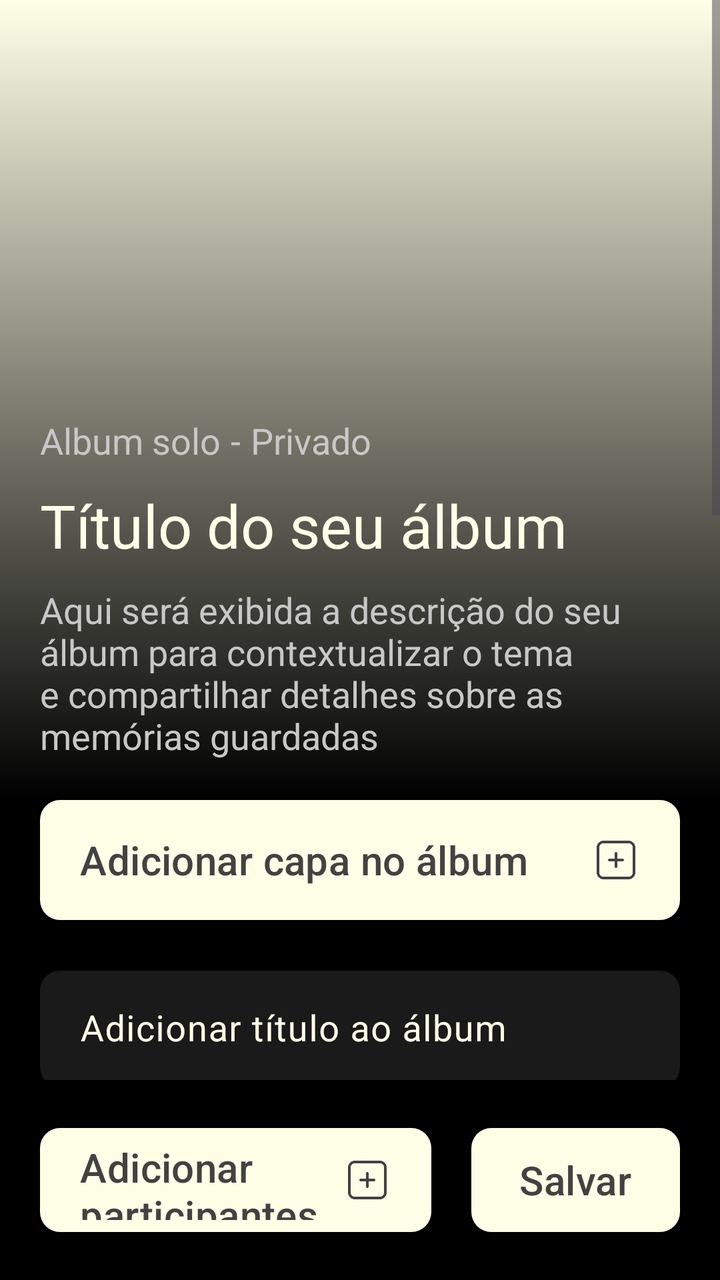
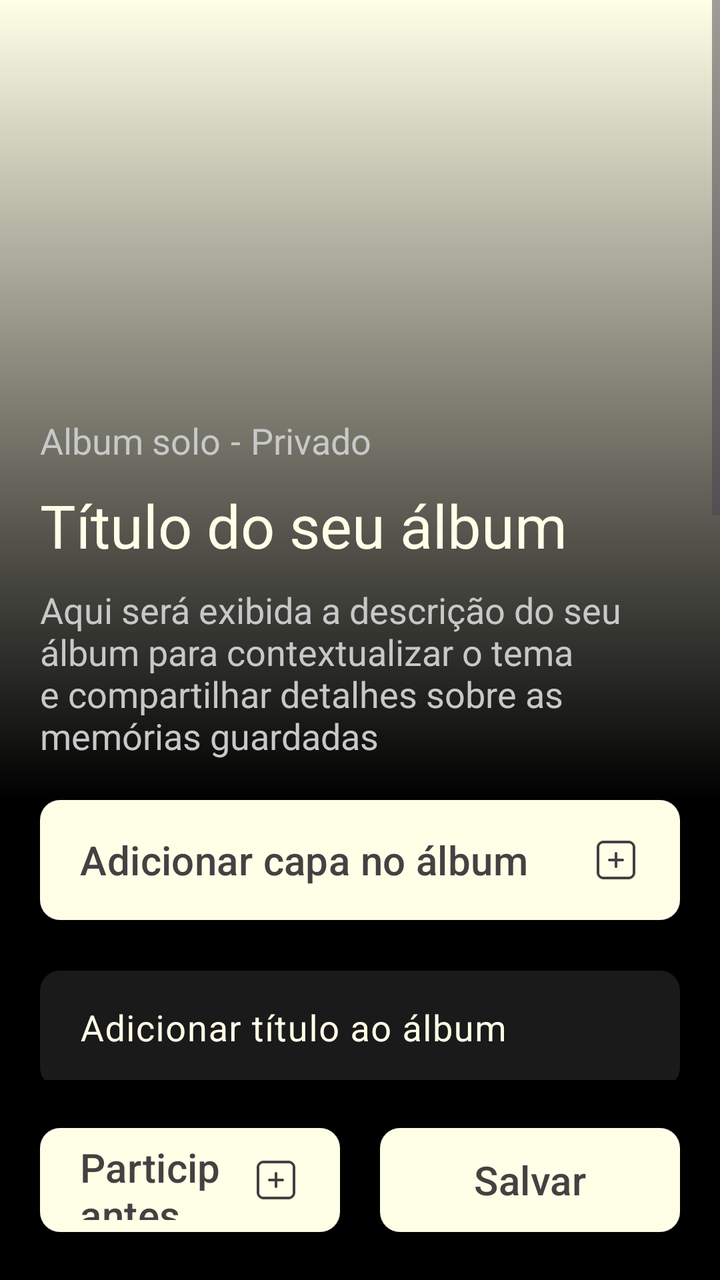

The first picture is an Android layout as it rendered before a commit; the second is the same layout after the commit. The layout source and the unified diff follow.
<!-- AndroidManifest.xml: application theme Theme.Monaly -->
<!-- res/layout/fragment_create_album.xml -->
<?xml version="1.0" encoding="utf-8"?>
<androidx.constraintlayout.widget.ConstraintLayout xmlns:android="http://schemas.android.com/apk/res/android"
    xmlns:app="http://schemas.android.com/apk/res-auto"
    xmlns:tools="http://schemas.android.com/tools"
    android:layout_width="match_parent"
    android:layout_height="match_parent"
    android:background="#000000">

    <com.google.android.material.button.MaterialButton
        android:id="@+id/btnSaveAlbum2"
        android:layout_width="0dp"
        android:layout_height="60dp"
        android:layout_marginEnd="20dp"
        android:layout_marginBottom="20dp"
        android:layout_weight="1"
        android:text="@string/create_album_button_save"
        android:textAllCaps="false"
        android:textColor="@color/gray_dark"
        android:textSize="20sp"
        app:backgroundTint="@color/bage_neutral"
        app:cornerRadius="10dp"
        app:layout_constraintBottom_toBottomOf="parent"
        app:layout_constraintEnd_toEndOf="parent" />

    <com.google.android.material.button.MaterialButton
        android:id="@+id/btnAddParticipants"
        android:layout_width="0dp"
        android:layout_height="60dp"
        android:layout_marginStart="20dp"
        android:layout_marginEnd="20dp"
        android:layout_marginBottom="20dp"
        android:layout_weight="1"
        android:gravity="start|center_vertical"
        android:paddingStart="20dp"
        android:paddingEnd="20dp"
        android:text="@string/create_album_button_add_participants"
        android:textAllCaps="false"
        android:textColor="@color/gray_dark"
        android:textSize="20sp"
        app:backgroundTint="@color/bage_neutral"
        app:cornerRadius="10dp"
        app:icon="@drawable/ic_add_gray_dark"
        app:iconGravity="end"
        app:iconSize="24dp"
        app:iconTint="@null"
        app:layout_constraintBottom_toBottomOf="parent"
        app:layout_constraintEnd_toStartOf="@+id/btnSaveAlbum2"
        app:layout_constraintStart_toStartOf="parent" />

    <ScrollView
        android:id="@+id/scrollForm"
        android:layout_width="match_parent"
        android:layout_height="0dp"
        android:layout_marginBottom="20dp"
        android:fillViewport="true"
        app:layout_constraintBottom_toTopOf="@+id/btnAddParticipants"
        app:layout_constraintEnd_toEndOf="parent"
        app:layout_constraintStart_toStartOf="parent"
        app:layout_constraintTop_toTopOf="parent">

        <androidx.constraintlayout.widget.ConstraintLayout
            android:layout_width="match_parent"
            android:layout_height="wrap_content"
            android:paddingBottom="20dp">

            <ImageView
                android:id="@+id/ivCoverPhoto"
                android:layout_width="0dp"
                android:layout_height="400dp"
                android:background="@color/bage_neutral"
                android:scaleType="centerCrop"
                app:layout_constraintEnd_toEndOf="parent"
                app:layout_constraintStart_toStartOf="parent"
                app:layout_constraintTop_toTopOf="parent" />

            <ImageView
                android:id="@+id/imageGradientEffect"
                android:layout_width="0dp"
                android:layout_height="0dp"
                app:layout_constraintBottom_toBottomOf="@+id/ivCoverPhoto"
                app:layout_constraintEnd_toEndOf="parent"
                app:layout_constraintHorizontal_bias="0.0"
                app:layout_constraintStart_toStartOf="parent"
                app:layout_constraintTop_toTopOf="parent"
                app:srcCompat="@drawable/bg_gradient_black" />

            <com.google.android.material.button.MaterialButton
                android:id="@+id/buttonAddNewAlbum"
                android:layout_width="0dp"
                android:layout_height="60dp"
                android:layout_marginStart="20dp"
                android:layout_marginEnd="20dp"
                android:background="@drawable/drawable_background_button_gray_dark_10_dp"
                android:gravity="start|center_vertical"
                android:paddingStart="20dp"
                android:paddingEnd="20dp"
                android:text="@string/create_album_button_add_cover"
                android:textAllCaps="false"
                android:textColor="@color/gray_dark"
                android:textSize="20sp"
                app:backgroundTint="@color/bage_neutral"
                app:icon="@drawable/ic_add_gray_dark"
                app:iconGravity="end"
                app:iconSize="24dp"
                app:iconTint="@null"
                app:layout_constraintEnd_toEndOf="parent"
                app:layout_constraintHorizontal_bias="0.0"
                app:layout_constraintStart_toStartOf="parent"
                app:layout_constraintTop_toBottomOf="@+id/ivCoverPhoto" />

            <com.google.android.material.textfield.TextInputLayout
                android:id="@+id/TitleField"
                android:layout_width="match_parent"
                android:layout_height="wrap_content"
                android:layout_marginStart="20dp"
                android:layout_marginTop="20dp"
                android:layout_marginEnd="20dp"
                android:textColorHint="@color/bage_neutral"
                app:counterEnabled="true"
                app:counterMaxLength="50"
                app:counterTextColor="@color/bage_neutral"
                app:hintTextColor="@color/bage_neutral"
                app:layout_constraintEnd_toEndOf="parent"
                app:layout_constraintHorizontal_bias="0.0"
                app:layout_constraintStart_toStartOf="parent"
                app:layout_constraintTop_toBottomOf="@+id/buttonAddNewAlbum">

                <com.google.android.material.textfield.TextInputEditText
                    android:id="@+id/EditTitleField"
                    android:layout_width="match_parent"
                    android:layout_height="wrap_content"
                    android:background="@drawable/drawable_background_button_gray_deep_10_dp"
                    android:hint="@string/create_album_hint_title"
                    android:maxLength="50"
                    android:paddingStart="20dp"
                    android:paddingEnd="20dp"
                    android:textColor="@color/bage_neutral"
                    android:textSize="18sp" />

            </com.google.android.material.textfield.TextInputLayout>

            <com.google.android.material.textfield.TextInputLayout
                android:id="@+id/DescriptionField"
                android:layout_width="match_parent"
                android:layout_height="wrap_content"
                android:layout_marginStart="20dp"
                android:layout_marginEnd="20dp"
                android:textColorHint="@color/bage_neutral"
                app:counterEnabled="true"
                app:counterMaxLength="350"
                app:counterTextColor="@color/bage_neutral"
                app:hintTextColor="@color/bage_neutral"
                app:layout_constraintEnd_toEndOf="parent"
                app:layout_constraintStart_toStartOf="parent"
                app:layout_constraintTop_toBottomOf="@+id/TitleField">

                <com.google.android.material.textfield.TextInputEditText
                    android:id="@+id/EditDescriptionField"
                    android:layout_width="match_parent"
                    android:layout_height="250dp"
                    android:background="@drawable/drawable_background_button_gray_deep_10_dp"
                    android:gravity="top|start"
                    android:hint="@string/create_album_hint_description"
                    android:maxLength="350"
                    android:paddingStart="20dp"
                    android:paddingEnd="20dp"
                    android:textColor="@color/gray_medium"
                    android:textSize="18sp" />

            </com.google.android.material.textfield.TextInputLayout>

            <androidx.cardview.widget.CardView
                android:id="@+id/cvParticipantsMock"
                android:layout_width="match_parent"
                android:layout_height="wrap_content"
                android:layout_marginStart="20dp"
                android:layout_marginTop="5dp"
                android:layout_marginEnd="20dp"
                app:cardBackgroundColor="#262626"
                app:cardCornerRadius="10dp"
                app:cardElevation="0dp"
                app:layout_constraintEnd_toEndOf="parent"
                app:layout_constraintStart_toStartOf="parent"
                app:layout_constraintTop_toBottomOf="@+id/DescriptionField">

                <LinearLayout
                    android:layout_width="match_parent"
                    android:layout_height="wrap_content"
                    android:orientation="vertical"
                    android:padding="20dp">

                    <TextView
                        android:layout_width="wrap_content"
                        android:layout_height="wrap_content"
                        android:layout_marginBottom="30dp"
                        android:text="@string/create_album_participants_title"
                        android:textColor="@color/bage_neutral"
                        android:textSize="18sp" />

                    <LinearLayout
                        android:layout_width="match_parent"
                        android:layout_height="wrap_content"
                        android:orientation="horizontal">

                        <ImageView
                            android:layout_width="40dp"
                            android:layout_height="40dp"
                            android:layout_marginEnd="15dp"
                            android:background="@drawable/drawable_background_button_gray_dark_10_dp"
                            android:src="@drawable/ic_profile_bage_neutral" />

                        <ImageView
                            android:layout_width="40dp"
                            android:layout_height="40dp"
                            android:layout_marginEnd="15dp"
                            android:background="@drawable/drawable_background_button_gray_dark_10_dp"
                            android:src="@drawable/ic_profile_bage_neutral" />

                        <TextView
                            android:layout_width="40dp"
                            android:layout_height="40dp"
                            android:background="@drawable/drawable_background_button_gray_dark_10_dp"
                            android:gravity="center"
                            android:text="..."
                            android:textColor="@color/bage_neutral"
                            android:textSize="18sp"
                            android:textStyle="bold" />

                    </LinearLayout>

                </LinearLayout>

            </androidx.cardview.widget.CardView>

            <com.google.android.material.switchmaterial.SwitchMaterial
                android:id="@+id/switchPublic"
                android:layout_width="match_parent"
                android:layout_height="wrap_content"
                android:layout_marginStart="30dp"
                android:layout_marginTop="20dp"
                android:layout_marginEnd="30dp"
                android:text="@string/create_album_switch_public"
                android:textColor="@color/bage_neutral"
                android:textSize="16sp"
                app:layout_constraintEnd_toEndOf="parent"
                app:layout_constraintStart_toStartOf="parent"
                app:layout_constraintTop_toBottomOf="@+id/cvParticipantsMock" />

            <com.google.android.material.switchmaterial.SwitchMaterial
                android:id="@+id/switchDownload"
                android:layout_width="match_parent"
                android:layout_height="wrap_content"
                android:layout_marginStart="30dp"
                android:layout_marginTop="16dp"
                android:layout_marginEnd="30dp"
                android:text="@string/create_album_switch_download"
                android:textColor="@color/bage_neutral"
                android:textSize="16sp"
                app:layout_constraintEnd_toEndOf="parent"
                app:layout_constraintStart_toStartOf="parent"
                app:layout_constraintTop_toBottomOf="@+id/switchPublic" />

            <TextView
                android:id="@+id/textView3"
                android:layout_width="0dp"
                android:layout_height="wrap_content"
                android:layout_marginStart="20dp"
                android:layout_marginEnd="20dp"
                android:layout_marginBottom="20dp"
                android:text="@string/create_album_description_field"
                android:textColor="@color/gray_medium"
                android:textSize="18sp"
                app:layout_constraintBottom_toBottomOf="@+id/ivCoverPhoto"
                app:layout_constraintEnd_toEndOf="parent"
                app:layout_constraintStart_toStartOf="@+id/ivCoverPhoto" />

            <TextView
                android:id="@+id/textView6"
                android:layout_width="wrap_content"
                android:layout_height="wrap_content"
                android:layout_marginStart="20dp"
                android:layout_marginBottom="10dp"
                android:text="@string/create_album_title_field"
                android:textColor="@color/bage_neutral"
                android:textSize="30sp"
                app:layout_constraintBottom_toTopOf="@+id/textView3"
                app:layout_constraintStart_toStartOf="parent" />

            <TextView
                android:id="@+id/textView7"
                android:layout_width="wrap_content"
                android:layout_height="wrap_content"
                android:layout_marginStart="20dp"
                android:layout_marginBottom="10dp"
                android:text="@string/create_album_status_solo_shared"
                android:textColor="@color/gray_medium"
                android:textSize="18sp"
                app:layout_constraintBottom_toTopOf="@+id/textView6"
                app:layout_constraintStart_toStartOf="parent" />

            <TextView
                android:id="@+id/textView8"
                android:layout_width="wrap_content"
                android:layout_height="wrap_content"
                android:layout_marginStart="5dp"
                android:layout_marginBottom="10dp"
                android:text="@string/create_album_space"
                android:textColor="@color/gray_medium"
                android:textSize="18sp"
                app:layout_constraintBottom_toTopOf="@+id/textView6"
                app:layout_constraintStart_toEndOf="@+id/textView7" />

            <TextView
                android:id="@+id/textView9"
                android:layout_width="wrap_content"
                android:layout_height="wrap_content"
                android:layout_marginStart="5dp"
                android:layout_marginBottom="10dp"
                android:text="@string/create_album_status_private_public"
                android:textColor="@color/gray_medium"
                android:textSize="18sp"
                app:layout_constraintBottom_toTopOf="@+id/textView6"
                app:layout_constraintStart_toEndOf="@+id/textView8" />

        </androidx.constraintlayout.widget.ConstraintLayout>

    </ScrollView>

</androidx.constraintlayout.widget.ConstraintLayout>
<!-- resources referenced by this layout -->
<resources>
  <color name="bage_neutral">#fffee7</color>
  <color name="gray_dark">#424242</color>
  <color name="gray_medium">#C8C8C8</color>
  <!-- drawable bg_gradient_black (drawable) -->
  <?xml version="1.0" encoding="utf-8"?>
  <shape xmlns:android="http://schemas.android.com/apk/res/android"
  
      android:shape="rectangle">
  
      <gradient
  
          android:angle="90"
          android:startColor="@color/black"
          android:endColor="#00000000"
          android:type="linear"/>
  
  </shape>
  <!-- drawable drawable_background_button_gray_dark_10_dp (drawable) -->
  <?xml version="1.0" encoding="utf-8"?>
  <shape xmlns:android="http://schemas.android.com/apk/res/android">
  
      <corners android:radius="10dp"/>
      <solid android:color="@color/gray_dark"/>
  
  </shape>
  <!-- drawable drawable_background_button_gray_deep_10_dp (drawable) -->
  <?xml version="1.0" encoding="utf-8"?>
  <shape xmlns:android="http://schemas.android.com/apk/res/android">
  
      <solid android:color="@color/gray_deep"/>
      <corners android:radius="10dp"/>
  
  </shape>
  <!-- drawable ic_add_gray_dark: png bitmap (drawable, 1667 bytes) -->
  <!-- drawable ic_profile_bage_neutral: png bitmap (drawable, 1723 bytes) -->
  <string name="create_album_button_add_cover">Adicionar capa no álbum</string>
  <string name="create_album_button_add_participants">Adicionar participantes</string>
  <string name="create_album_button_save">Salvar</string>
  <string name="create_album_description_field">Aqui será exibida a descrição do seu álbum para contextualizar o tema e compartilhar detalhes sobre as memórias guardadas</string>
  <string name="create_album_hint_description">Adicionar descrição ao álbum</string>
  <string name="create_album_hint_title">Adicionar título ao álbum</string>
  <string name="create_album_participants_title">Participantes</string>
  <string name="create_album_space"> - </string>
  <string name="create_album_status_private_public">Privado</string>
  <string name="create_album_status_solo_shared">Album solo</string>
  <string name="create_album_switch_download">Permitir download de mídias</string>
  <string name="create_album_switch_public">Álbum público</string>
  <string name="create_album_title_field">Título do seu álbum</string>
  <style name="Theme.Monaly" parent="Base.Theme.Monaly" />
  <color name="black">#000000</color>
  <color name="gray_deep">#1A1A1A</color>
  <style name="Base.Theme.Monaly" parent="Theme.Material3.DayNight.NoActionBar">
  
          <item name="android:navigationBarColor">@color/black</item>
  
      </style>
</resources>

<!-- the commit's change to res/layout/fragment_create_album.xml (unified diff, before → after) -->
@@ -8,7 +8,7 @@
 
     <com.google.android.material.button.MaterialButton
         android:id="@+id/btnSaveAlbum2"
-        android:layout_width="0dp"
+        android:layout_width="150dp"
         android:layout_height="60dp"
         android:layout_marginEnd="20dp"
         android:layout_marginBottom="20dp"
@@ -184,6 +184,7 @@
                 app:layout_constraintTop_toBottomOf="@+id/DescriptionField">
 
                 <LinearLayout
+                    android:background="@color/gray_dark"
                     android:layout_width="match_parent"
                     android:layout_height="wrap_content"
                     android:orientation="vertical"
@@ -206,20 +207,20 @@
                             android:layout_width="40dp"
                             android:layout_height="40dp"
                             android:layout_marginEnd="15dp"
-                            android:background="@drawable/drawable_background_button_gray_dark_10_dp"
+                            android:background="@drawable/drawable_background_button_gray_deep_10_dp"
                             android:src="@drawable/ic_profile_bage_neutral" />
 
                         <ImageView
                             android:layout_width="40dp"
                             android:layout_height="40dp"
                             android:layout_marginEnd="15dp"
-                            android:background="@drawable/drawable_background_button_gray_dark_10_dp"
+                            android:background="@drawable/drawable_background_button_gray_deep_10_dp"
                             android:src="@drawable/ic_profile_bage_neutral" />
 
                         <TextView
                             android:layout_width="40dp"
                             android:layout_height="40dp"
-                            android:background="@drawable/drawable_background_button_gray_dark_10_dp"
+                            android:background="@drawable/drawable_background_button_gray_deep_10_dp"
                             android:gravity="center"
                             android:text="..."
                             android:textColor="@color/bage_neutral"
<!-- resource entries referenced after the edit -->
@@ -36,7 +36,7 @@
   <!-- drawable ic_add_gray_dark: png bitmap (drawable, 1667 bytes) -->
   <!-- drawable ic_profile_bage_neutral: png bitmap (drawable, 1723 bytes) -->
   <string name="create_album_button_add_cover">Adicionar capa no álbum</string>
-  <string name="create_album_button_add_participants">Adicionar participantes</string>
+  <string name="create_album_button_add_participants">Participantes</string>
   <string name="create_album_button_save">Salvar</string>
   <string name="create_album_description_field">Aqui será exibida a descrição do seu álbum para contextualizar o tema e compartilhar detalhes sobre as memórias guardadas</string>
   <string name="create_album_hint_description">Adicionar descrição ao álbum</string>
